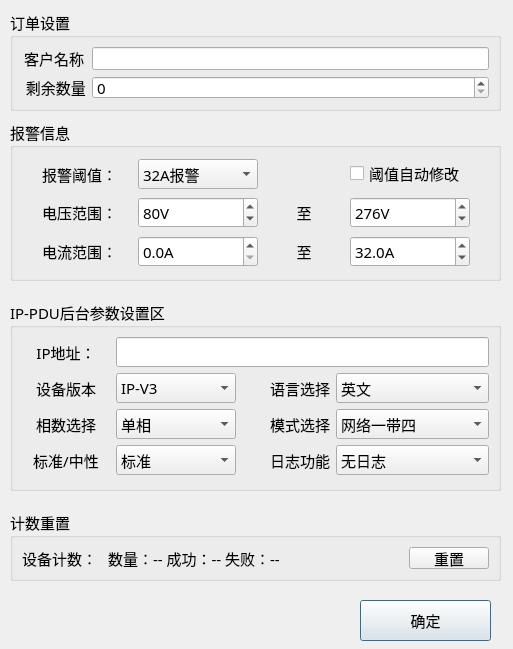
Old version of the form MonitorPduTool/home/home_setdlg.ui in the repository ChinaClever/PDU-MonitorTool.
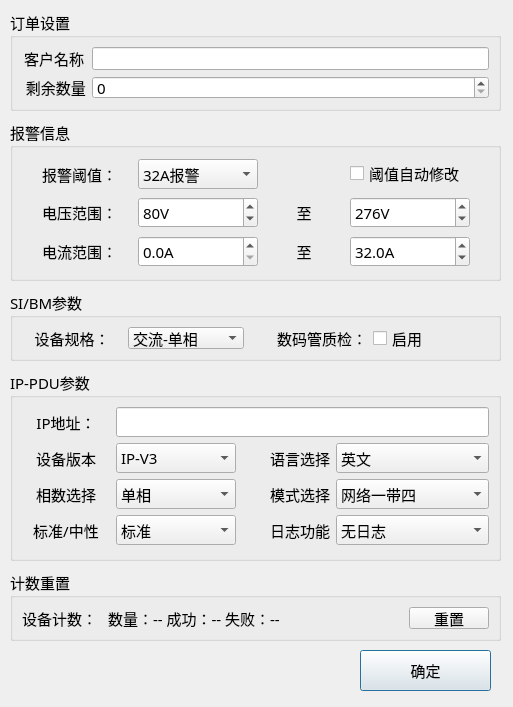
New version of the form.

Commit message: 增加SI数码管问题

The edit to the form file:
```diff
--- a/MonitorPduTool/home/home_setdlg.ui
+++ b/MonitorPduTool/home/home_setdlg.ui
@@ -7,7 +7,7 @@
     <x>0</x>
     <y>0</y>
     <width>513</width>
-    <height>649</height>
+    <height>707</height>
    </rect>
   </property>
   <property name="font">
@@ -395,7 +395,7 @@
    <property name="geometry">
     <rect>
      <x>360</x>
-     <y>600</y>
+     <y>650</y>
      <width>131</width>
      <height>41</height>
     </rect>
@@ -414,7 +414,7 @@
    <property name="geometry">
     <rect>
      <x>10</x>
-     <y>510</y>
+     <y>570</y>
      <width>491</width>
      <height>71</height>
     </rect>
@@ -468,7 +468,7 @@
    <property name="geometry">
     <rect>
      <x>10</x>
-     <y>300</y>
+     <y>370</y>
      <width>491</width>
      <height>191</height>
     </rect>
@@ -480,7 +480,7 @@
     </font>
    </property>
    <property name="title">
-    <string>IP-PDU后台参数设置区</string>
+    <string>IP-PDU参数</string>
    </property>
    <layout class="QGridLayout" name="gridLayout_4">
     <item row="0" column="0">
@@ -688,6 +688,87 @@
     </item>
    </layout>
   </widget>
+  <widget class="QGroupBox" name="groupBox">
+   <property name="geometry">
+    <rect>
+     <x>10</x>
+     <y>290</y>
+     <width>491</width>
+     <height>71</height>
+    </rect>
+   </property>
+   <property name="font">
+    <font>
+     <family>微软雅黑</family>
+     <pointsize>11</pointsize>
+    </font>
+   </property>
+   <property name="title">
+    <string>SI/BM参数</string>
+   </property>
+   <layout class="QGridLayout" name="gridLayout_5">
+    <item row="0" column="0">
+     <widget class="QLabel" name="label_13">
+      <property name="maximumSize">
+       <size>
+        <width>100</width>
+        <height>16777215</height>
+       </size>
+      </property>
+      <property name="text">
+       <string>设备规格：</string>
+      </property>
+      <property name="alignment">
+       <set>Qt::AlignCenter</set>
+      </property>
+     </widget>
+    </item>
+    <item row="0" column="1">
+     <widget class="QComboBox" name="siLineBox">
+      <property name="currentIndex">
+       <number>1</number>
+      </property>
+      <item>
+       <property name="text">
+        <string>直流</string>
+       </property>
+      </item>
+      <item>
+       <property name="text">
+        <string>交流-单相</string>
+       </property>
+      </item>
+      <item>
+       <property name="text">
+        <string>交流-二路</string>
+       </property>
+      </item>
+      <item>
+       <property name="text">
+        <string>交流-三相</string>
+       </property>
+      </item>
+     </widget>
+    </item>
+    <item row="0" column="2">
+     <widget class="QLabel" name="label">
+      <property name="text">
+       <string>数码管质检：</string>
+      </property>
+      <property name="alignment">
+       <set>Qt::AlignRight|Qt::AlignTrailing|Qt::AlignVCenter</set>
+      </property>
+     </widget>
+    </item>
+    <item row="0" column="3">
+     <widget class="QCheckBox" name="ledCheck">
+      <property name="text">
+       <string>启用</string>
+      </property>
+     </widget>
+    </item>
+   </layout>
+  </widget>
  </widget>
  <resources/>
  <connections/>
```
The commit also changes 11 other files.
